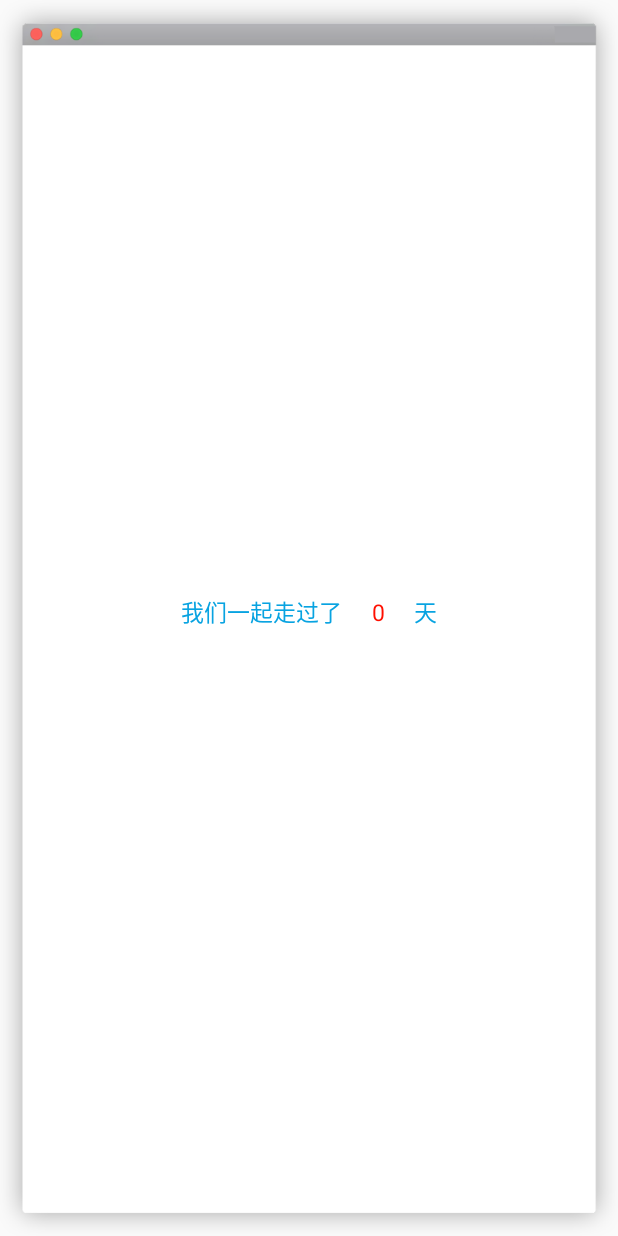
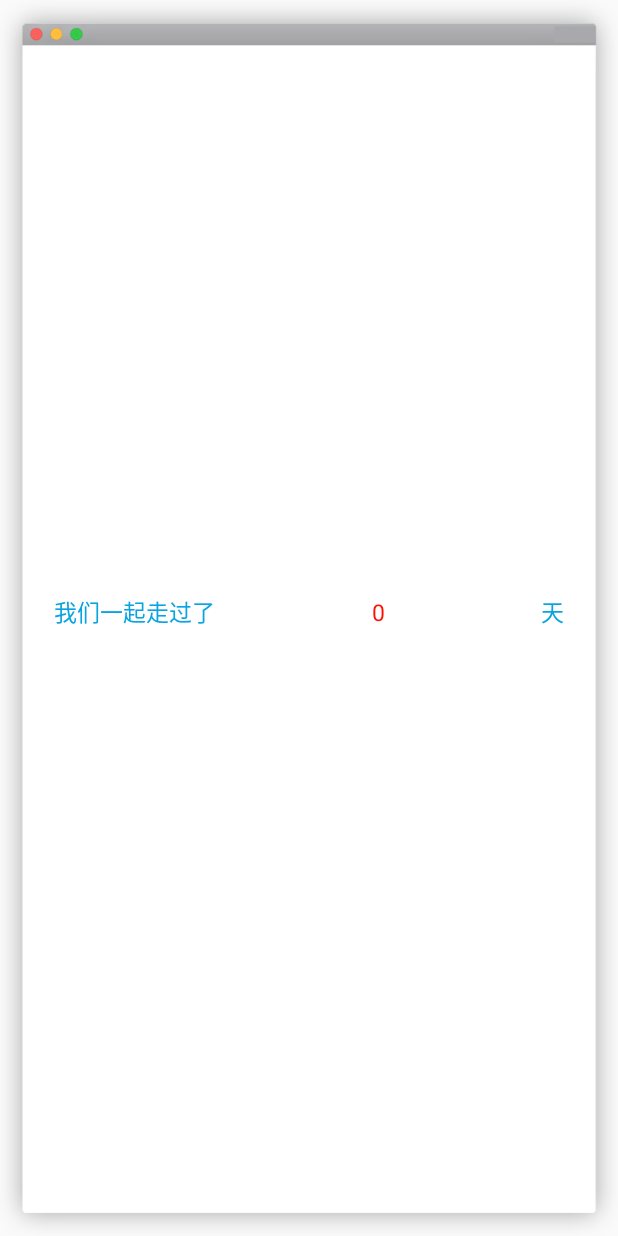
Before and after one commit to whywilson/WK, an Android app: the layout activity_love_counter.xml on its own in the app's theme, with its tools: preview values and no code run, on a phone screen of 412 x 824 dp. Run offline under Robolectric (Android 15) with nearby library versions, the light colour scheme and no system bars.

Commit message:
纪念我们的千日

```diff
--- a/app/build.gradle
+++ b/app/build.gradle
@@ -7,8 +7,8 @@ android {
         applicationId "cc.yuyeye.wk"
         minSdkVersion 19
         targetSdkVersion 26
-        versionCode 26
-        versionName '20180104'
+        versionCode 27
+        versionName '20180128'
         vectorDrawables.useSupportLibrary = true
     }
     lintOptions {
--- a/app/src/main/java/cc/yuyeye/wk/Fragment/WkFragment.java
+++ b/app/src/main/java/cc/yuyeye/wk/Fragment/WkFragment.java
@@ -149,7 +149,7 @@ public class WkFragment extends Fragment implements SensorEventListener {
 							jokeTask dTask = new jokeTask();
 							dTask.execute();
 						} else {
-							startMacWindow(1, getString(R.string.longPressToSetWallpaper) + "\n" + getString(R.string.getJokes));
+							startMacWindow(1, getString(R.string.longPressToSetWallpaper));
 							Reset++;
 						}
 					} else {
--- a/app/src/main/res/layout/activity_love_counter.xml
+++ b/app/src/main/res/layout/activity_love_counter.xml
@@ -13,7 +13,7 @@
 
 	<LinearLayout
 		android:layout_height="wrap_content"
-		android:layout_width="wrap_content"
+		android:layout_width="match_parent"
 		android:orientation="horizontal"
 		android:id="@+id/ll_togetherDays">
 
@@ -30,13 +30,15 @@
 
 		<TextView
 			android:id="@+id/daysTextView"
-			android:layout_width="48dp"
+			android:layout_width="0dp"
 			android:layout_height="48dp"
 			android:gravity="center"
-			android:padding="10dp"
 			android:text="0"
 			android:textColor="#FF0F00"
-			android:textSize="15sp"/>
+			android:textSize="15sp"
+			android:paddingLeft="8dp"
+			android:paddingRight="8dp"
+			android:layout_weight="1.0"/>
 
 		<TextView
 			android:id="@+id/tv_Days"
--- a/app/src/main/res/values/strings.xml
+++ b/app/src/main/res/values/strings.xml
@@ -44,7 +44,7 @@
     <string name="weHaveBeenTogetherFor">我们一起走过了</string>
     <string name="days">天啦</string>
     <string name="day">天</string>
-    <string name="longPressToSetWallpaper">长按设置为壁纸</string>
+    <string name="longPressToSetWallpaper">长按来比一比</string>
     <string name="contactDeleted">"已移除联系人 "</string>
     <string name="deleteContactError">移除联系人出错\n</string>
     <string name="warmTips">温馨提示</string>
--- a/app/src/main/res/values/styles.xml
+++ b/app/src/main/res/values/styles.xml
@@ -37,6 +37,7 @@
         <item name="android:windowIsTranslucent">true</item>
     </style>
 	<style name="Dialog" parent="Theme.AppCompat.Light.Dialog">
+		<item name="colorAccent">@color/white</item>
 		<item name="android:background">@android:color/transparent</item>
 		<item name="android:windowBackground">@android:color/transparent</item>
 		<item name="android:windowNoTitle">true</item>
```
Also changed, not shown: app/src/main/java/cc/yuyeye/wk/Activity/LoveCounter.java (+20 -12 lines), app/src/main/java/cc/yuyeye/wk/Dialog/gameDialog.java (+0 -23 lines), app/src/main/res/layout/dialog_webview.xml (+0 -7 lines).
